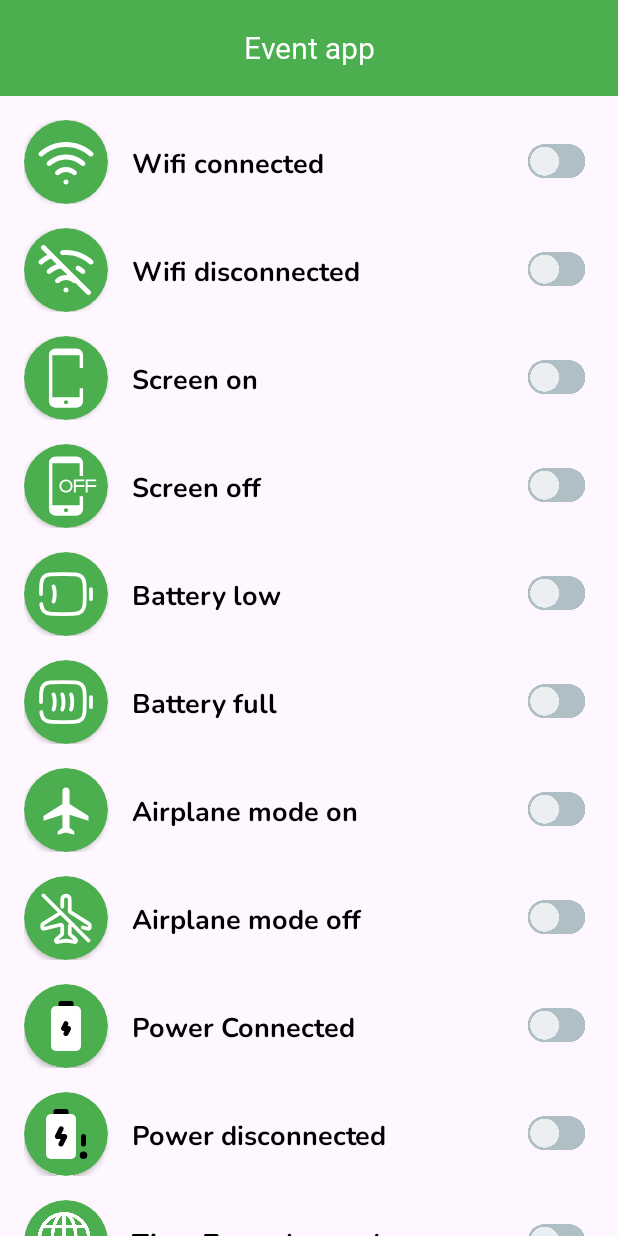
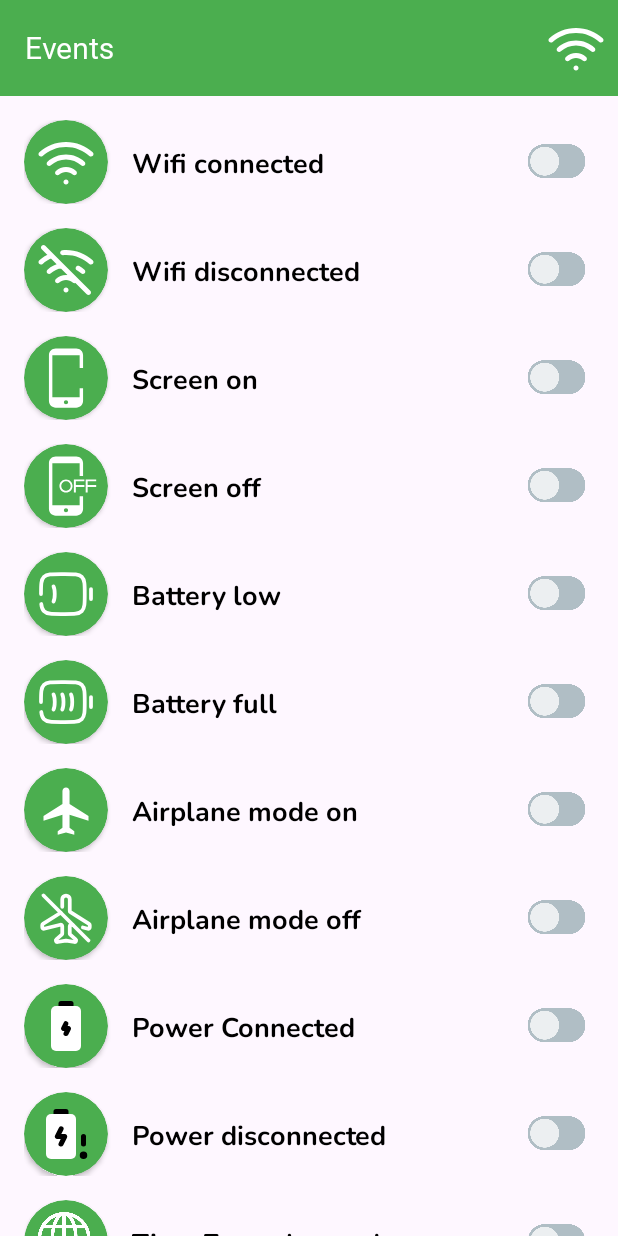
Before and after one commit to abdulbosit973o/EventApp, an Android app: the screen it shows after launch (MainActivity), on a phone screen of 412 x 824 dp. Run offline under Robolectric (Android 15) with nearby library versions, the phone set to English and light mode, and no system bars; libraries missing offline, so code that uses them is left out: com.nabinbhandari.android; 1 statement that could not run was skipped.

Commit message:
some minor bugs is fixed(without media is duplicate playing)

```diff
--- a/app/src/main/java/com/example/eventapp/BroadcastReceiver.kt
+++ b/app/src/main/java/com/example/eventapp/BroadcastReceiver.kt
@@ -13,7 +13,6 @@ import com.example.eventapp.pref.MyShared
 class BroadcastReceiver : BroadcastReceiver() {
     private lateinit var mediaPlayer: MediaPlayer
     override fun onReceive(context: Context?, intent: Intent?) {
-        val musicIntent = Intent(context, MusicService::class.java)
         mediaPlayer = MediaPlayer.create(context, R.raw.salom)
 
         when (intent?.action) {
--- a/app/src/main/java/com/example/eventapp/MusicService.kt
+++ b/app/src/main/java/com/example/eventapp/MusicService.kt
@@ -26,6 +26,7 @@ class MusicService : Service() {
     }
 
     override fun onStartCommand(intent: Intent?, flags: Int, startId: Int): Int {
+
         return if (intent?.extras?.get("STOP") != "STOP") {
             if (Build.VERSION.SDK_INT >= Build.VERSION_CODES.TIRAMISU) {
                 registerReceiver(receiver, registerReceiver(), RECEIVER_EXPORTED)
@@ -35,6 +36,8 @@ class MusicService : Service() {
             stopSelf()
             START_NOT_STICKY
         }
+
+
     }
     private fun registerReceiver() : IntentFilter {
         val intentFilter = IntentFilter()
--- /dev/null
+++ b/app/src/main/res/anim/slide_in_bottom.xml
@@ -0,0 +1,8 @@
+<?xml version="1.0" encoding="utf-8"?>
+<set xmlns:android="http://schemas.android.com/apk/res/android">
+    <translate
+        android:duration="@android:integer/config_mediumAnimTime"
+        android:fromYDelta="100%p"
+        android:toYDelta="0"
+        />
+</set>
--- /dev/null
+++ b/app/src/main/res/anim/slide_out_bottom.xml
@@ -0,0 +1,8 @@
+<?xml version="1.0" encoding="utf-8"?>
+<set xmlns:android="http://schemas.android.com/apk/res/android">
+    <translate
+        android:duration="@android:integer/config_mediumAnimTime"
+        android:fromYDelta="0"
+        android:toYDelta="100%p"
+        />
+</set>
--- /dev/null
+++ b/app/src/main/res/drawable/bg_dialog_line.xml
@@ -0,0 +1,5 @@
+<?xml version="1.0" encoding="utf-8"?>
+<shape xmlns:android="http://schemas.android.com/apk/res/android">
+    <solid android:color="@color/black"/>
+    <corners android:radius="22dp"/>
+</shape>
--- a/app/src/main/res/layout/activity_main.xml
+++ b/app/src/main/res/layout/activity_main.xml
@@ -13,14 +13,27 @@
         android:layout_width="match_parent"
         android:layout_height="?actionBarSize">
         <TextView
-            android:layout_width="match_parent"
+            android:layout_width="wrap_content"
             android:layout_height="match_parent"
-            android:text="@string/app_name"
+            android:text="Events"
+            android:layout_marginStart="16dp"
             android:textColor="@color/white"
             android:fontFamily="@font/uzum_extrabold"
             android:textSize="20sp"
             android:gravity="center"/>
     </com.google.android.material.appbar.AppBarLayout>
+
+    <ImageView
+        android:id="@+id/option"
+        android:layout_width="56dp"
+        android:layout_height="56dp"
+        android:elevation="2dp"
+        android:padding="8dp"
+        android:src="@drawable/wifi_con"
+        app:layout_constraintEnd_toEndOf="@id/appbar"
+        app:layout_constraintTop_toTopOf="@id/appbar"
+        app:layout_constraintBottom_toBottomOf="@id/appbar"
+        app:tint="@color/white" />
 
     <ScrollView
         android:layout_width="match_parent"
--- a/app/src/main/res/values/themes.xml
+++ b/app/src/main/res/values/themes.xml
@@ -7,4 +7,11 @@
     </style>
 
     <style name="Theme.EventApp" parent="Base.Theme.EventApp" />
+
+
+
+    <style name="DialogAnimation">
+        <item name="android:windowEnterAnimation">@anim/slide_in_bottom</item>
+        <item name="android:windowExitAnimation">@anim/slide_out_bottom</item>
+    </style>
 </resources>
```
Also changed, not shown: app/src/main/java/com/example/eventapp/MainActivity.kt (+57 -3 lines), app/src/main/res/drawable/bg_dialog_reset.xml (added, +7 -0 lines), app/src/main/res/layout/dialog_edit_delete.xml (added, +112 -0 lines).
